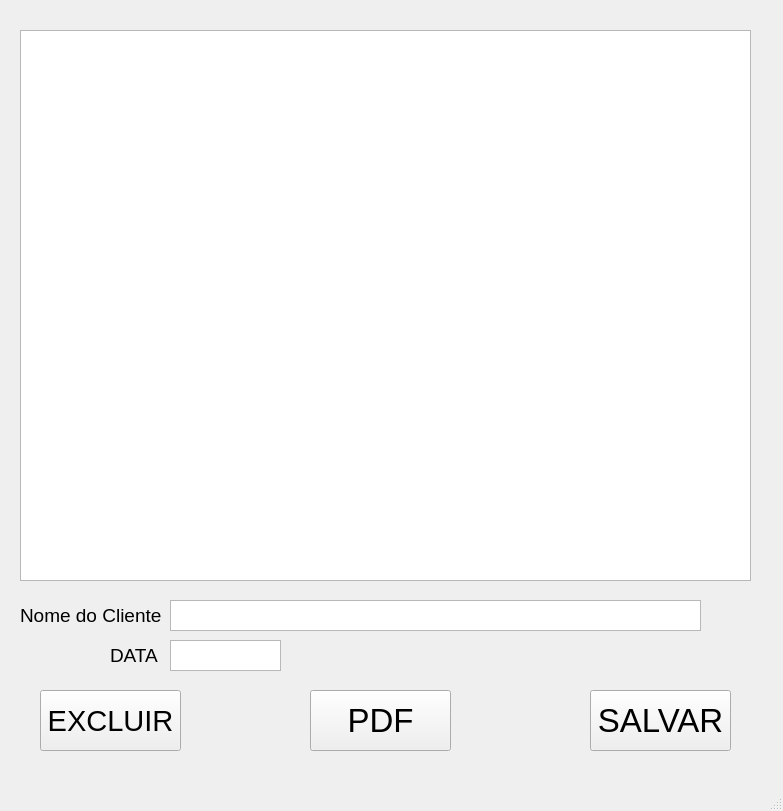
The window that lista.ui (rodrigofermorais/client) describes before a commit, drawn with Qt 5.
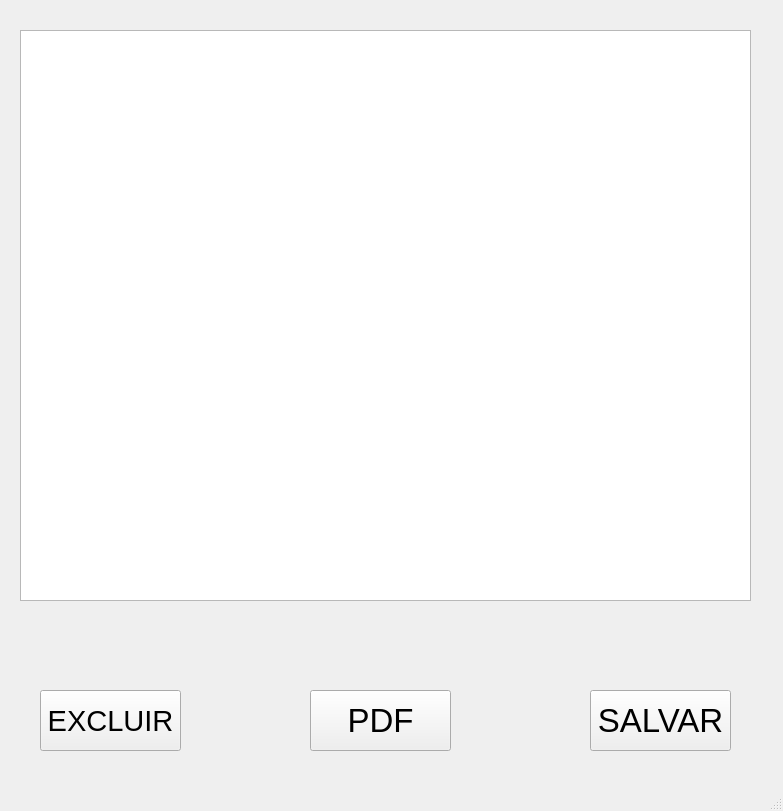
The same window after the commit.

The edit to the form file:
```diff
--- a/lista.ui
+++ b/lista.ui
@@ -74,63 +74,7 @@
       <x>20</x>
       <y>30</y>
       <width>731</width>
-      <height>551</height>
-     </rect>
-    </property>
-   </widget>
-   <widget class="QLabel" name="label">
-    <property name="geometry">
-     <rect>
-      <x>20</x>
-      <y>600</y>
-      <width>141</width>
-      <height>31</height>
-     </rect>
-    </property>
-    <property name="font">
-     <font>
-      <pointsize>14</pointsize>
-     </font>
-    </property>
-    <property name="text">
-     <string>Nome do Cliente</string>
-    </property>
-   </widget>
-   <widget class="QTextEdit" name="textEdit">
-    <property name="geometry">
-     <rect>
-      <x>170</x>
-      <y>600</y>
-      <width>531</width>
-      <height>31</height>
-     </rect>
-    </property>
-   </widget>
-   <widget class="QLabel" name="label_2">
-    <property name="geometry">
-     <rect>
-      <x>110</x>
-      <y>640</y>
-      <width>51</width>
-      <height>31</height>
-     </rect>
-    </property>
-    <property name="font">
-     <font>
-      <pointsize>14</pointsize>
-     </font>
-    </property>
-    <property name="text">
-     <string>DATA</string>
-    </property>
-   </widget>
-   <widget class="QTextEdit" name="textEdit_2">
-    <property name="geometry">
-     <rect>
-      <x>170</x>
-      <y>640</y>
-      <width>111</width>
-      <height>31</height>
+      <height>571</height>
      </rect>
     </property>
    </widget>
```
